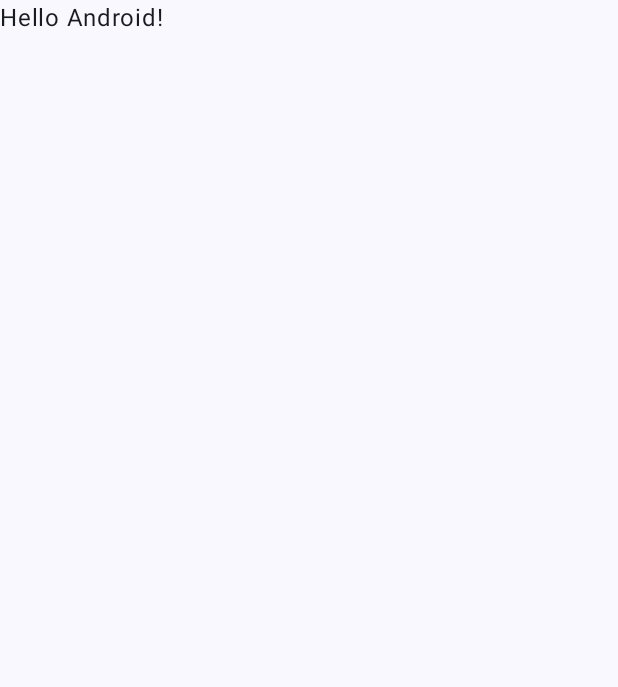
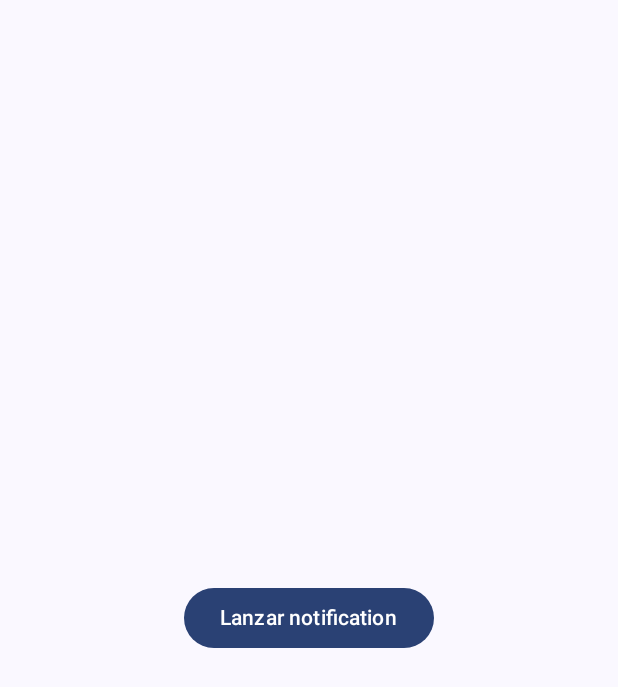
Before and after one commit to ronaldo-avalos/AlarmManager, an Android app built with Jetpack Compose: the screen it shows after launch (MainActivity), on a phone screen of 412 x 824 dp. Before the commit the part shown is almost empty. Shown: the top 687 px of the screen. Run offline under Robolectric (Android 15) with nearby library versions, the phone set to English and light mode, and no system bars.

Commit message:
lanza notificacion

```diff
--- a/app/build.gradle.kts
+++ b/app/build.gradle.kts
@@ -50,7 +50,6 @@ android {
 }
 
 dependencies {
-
     implementation("androidx.core:core-ktx:1.9.0")
     implementation("androidx.lifecycle:lifecycle-runtime-ktx:2.6.2")
     implementation("androidx.activity:activity-compose:1.8.0")
@@ -66,4 +65,5 @@ dependencies {
     androidTestImplementation("androidx.compose.ui:ui-test-junit4")
     debugImplementation("androidx.compose.ui:ui-tooling")
     debugImplementation("androidx.compose.ui:ui-test-manifest")
+
 }
--- a/app/src/main/AndroidManifest.xml
+++ b/app/src/main/AndroidManifest.xml
@@ -2,6 +2,7 @@
 <manifest xmlns:android="http://schemas.android.com/apk/res/android"
     xmlns:tools="http://schemas.android.com/tools">
 
+    <uses-permission android:name="android.permission.POST_NOTIFICATIONS" />
     <application
         android:allowBackup="true"
         android:dataExtractionRules="@xml/data_extraction_rules"
--- a/app/src/main/java/mx/vecinio/notificationsapp/MainActivity.kt
+++ b/app/src/main/java/mx/vecinio/notificationsapp/MainActivity.kt
@@ -1,20 +1,47 @@
 package mx.vecinio.notificationsapp
 
+import android.Manifest
+import android.annotation.SuppressLint
+import android.app.NotificationChannel
+import android.app.NotificationManager
+import android.app.PendingIntent
+import android.content.Context
+import android.content.Intent
+import android.content.pm.PackageManager
+import android.graphics.BitmapFactory
+import android.os.Build
 import android.os.Bundle
 import androidx.activity.ComponentActivity
 import androidx.activity.compose.setContent
+import androidx.compose.foundation.layout.Arrangement
+import androidx.compose.foundation.layout.Column
 import androidx.compose.foundation.layout.fillMaxSize
+import androidx.compose.foundation.layout.fillMaxWidth
+import androidx.compose.material3.Button
 import androidx.compose.material3.MaterialTheme
 import androidx.compose.material3.Surface
 import androidx.compose.material3.Text
 import androidx.compose.runtime.Composable
+import androidx.compose.ui.Alignment
 import androidx.compose.ui.Modifier
 import androidx.compose.ui.tooling.preview.Preview
+import androidx.core.app.ActivityCompat
+import androidx.core.app.NotificationCompat
+import androidx.core.app.NotificationManagerCompat
+import mx.vecinio.notificationsapp.MainActivity.Companion.CHANNEL_ID
 import mx.vecinio.notificationsapp.ui.theme.NotificationsAppTheme
 
 class MainActivity : ComponentActivity() {
+
+    companion object {
+        const val CHANNEL_ID = "my_channel"
+        const val notificationId = 1 //"idOncalls"
+    }
+
     override fun onCreate(savedInstanceState: Bundle?) {
         super.onCreate(savedInstanceState)
+        createNotificationChannel()
+
         setContent {
             NotificationsAppTheme {
                 // A surface container using the 'background' color from the theme
@@ -22,25 +49,88 @@ class MainActivity : ComponentActivity() {
                     modifier = Modifier.fillMaxSize(),
                     color = MaterialTheme.colorScheme.background
                 ) {
-                    Greeting("Android")
+                    Greeting() {
+                        createSimpleNotification()
+                    }
                 }
             }
+        }
+    }
+        private fun createNotificationChannel() {
+            // Create the NotificationChannel, but only on API 26+ because
+            // the NotificationChannel class is not in the Support Library.
+            if (Build.VERSION.SDK_INT >= Build.VERSION_CODES.O) {
+                val name = "Guardias"
+                val descriptionText = "description"
+                val importance = NotificationManager.IMPORTANCE_DEFAULT
+                val channel = NotificationChannel(CHANNEL_ID, name, importance).apply {
+                    description = descriptionText
+                }
+                // Register the channel with the system.
+                val notificationManager: NotificationManager =
+                    getSystemService(Context.NOTIFICATION_SERVICE) as NotificationManager
+                notificationManager.createNotificationChannel(channel)
+            }
+        }
+
+    private fun createSimpleNotification() {
+        val intent = Intent(this, MainActivity::class.java).apply {
+            flags = Intent.FLAG_ACTIVITY_NEW_TASK or Intent.FLAG_ACTIVITY_CLEAR_TASK
+        }
+        val flag = if (Build.VERSION.SDK_INT >= Build.VERSION_CODES.M)PendingIntent.FLAG_IMMUTABLE else 0
+        val pendingIntent: PendingIntent =
+            PendingIntent.getActivity(this, 0, intent, flag)
+
+        var builder = NotificationCompat.Builder(this, CHANNEL_ID)
+            .setSmallIcon(R.drawable.notifications_ic)
+            .setContentTitle("titulo")
+            .setContentText("textContent")
+            .setPriority(NotificationCompat.PRIORITY_DEFAULT)
+            .setContentIntent(pendingIntent)
+            .setAutoCancel(true)
+        with(NotificationManagerCompat.from(this)) {
+            // notificationId is a unique int for each notification that you must define.
+            if (ActivityCompat.checkSelfPermission(
+                    this@MainActivity,
+                    Manifest.permission.POST_NOTIFICATIONS
+                ) != PackageManager.PERMISSION_GRANTED
+            ) {
+                // TODO: Consider calling
+                //    ActivityCompat#requestPermissions
+                // here to request the missing permissions, and then overriding
+                //   public void onRequestPermissionsResult(int requestCode, String[] permissions,
+                //                                          int[] grantResults)
+                // to handle the case where the user grants the permission. See the documentation
+                // for ActivityCompat#requestPermissions for more details.
+                return
+            }
+            notify(notificationId, builder.build())
         }
     }
 }
 
 @Composable
-fun Greeting(name: String, modifier: Modifier = Modifier) {
-    Text(
-        text = "Hello $name!",
-        modifier = modifier
-    )
+fun Greeting(modifier: Modifier = Modifier, onClick:()-> Unit) {
+    Column(
+        modifier = Modifier.fillMaxWidth(),
+        horizontalAlignment = Alignment.CenterHorizontally,
+        verticalArrangement = Arrangement.Center
+    ) {
+        Button(onClick = {
+            onClick()
+        }) {
+            Text(
+                text = "Lanzar notification"
+            )
+        }
+
+    }
 }
 
-@Preview(showBackground = true)
+@Preview(showBackground = true, showSystemUi = true)
 @Composable
 fun GreetingPreview() {
     NotificationsAppTheme {
-        Greeting("Android")
+        Greeting(){}
     }
 }
--- /dev/null
+++ b/app/src/main/java/mx/vecinio/notificationsapp/NotificationManager.kt
@@ -0,0 +1 @@
+package mx.vecinio.notificationsapp
--- /dev/null
+++ b/app/src/main/res/drawable/notifications_ic.xml
@@ -0,0 +1,5 @@
+<vector android:height="24dp" android:tint="#000000"
+    android:viewportHeight="24" android:viewportWidth="24"
+    android:width="24dp" xmlns:android="http://schemas.android.com/apk/res/android">
+    <path android:fillColor="@android:color/white" android:pathData="M12,2C6.48,2 2,6.48 2,12s4.48,10 10,10 10,-4.48 10,-10S17.52,2 12,2zM12,18.5c-0.83,0 -1.5,-0.67 -1.5,-1.5h3c0,0.83 -0.67,1.5 -1.5,1.5zM17,16L7,16v-1l1,-1v-2.61C8,9.27 9.03,7.47 11,7v-0.5c0,-0.57 0.43,-1 1,-1s1,0.43 1,1L13,7c1.97,0.47 3,2.28 3,4.39L16,14l1,1v1z"/>
+</vector>
```
Also changed, not shown: build.gradle.kts (+8 -0 lines).
